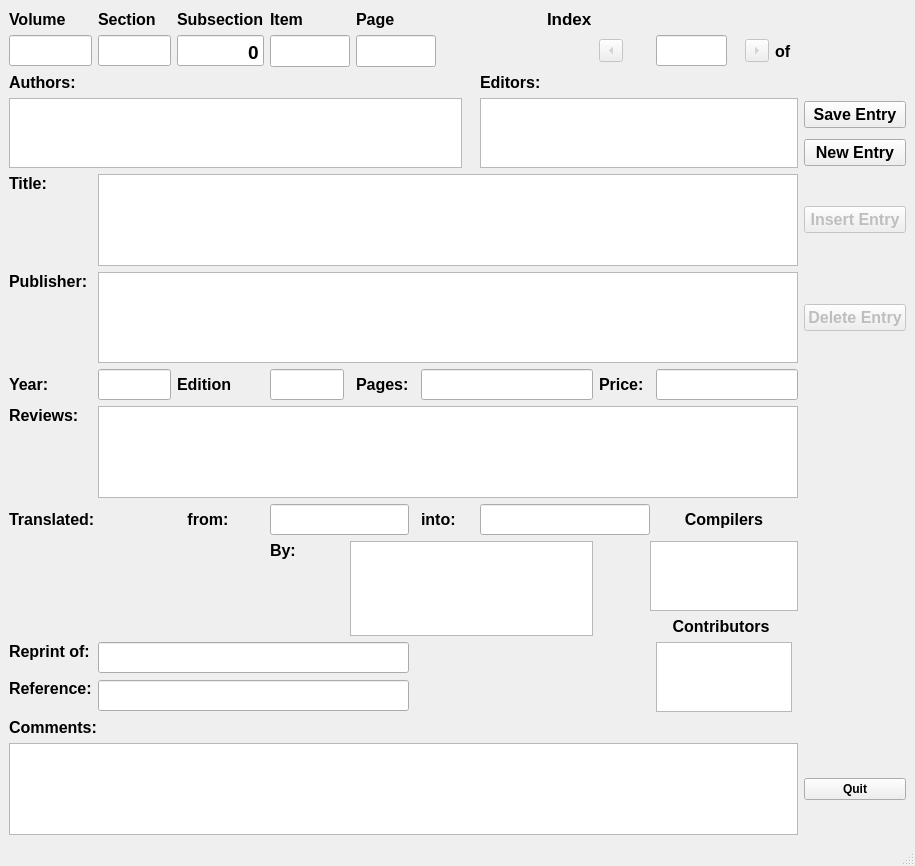
JimFowler/books, file Books20/Tools/python/aabooks/ajbbook/designer/ui_BookEntry.ui: the form before one commit.
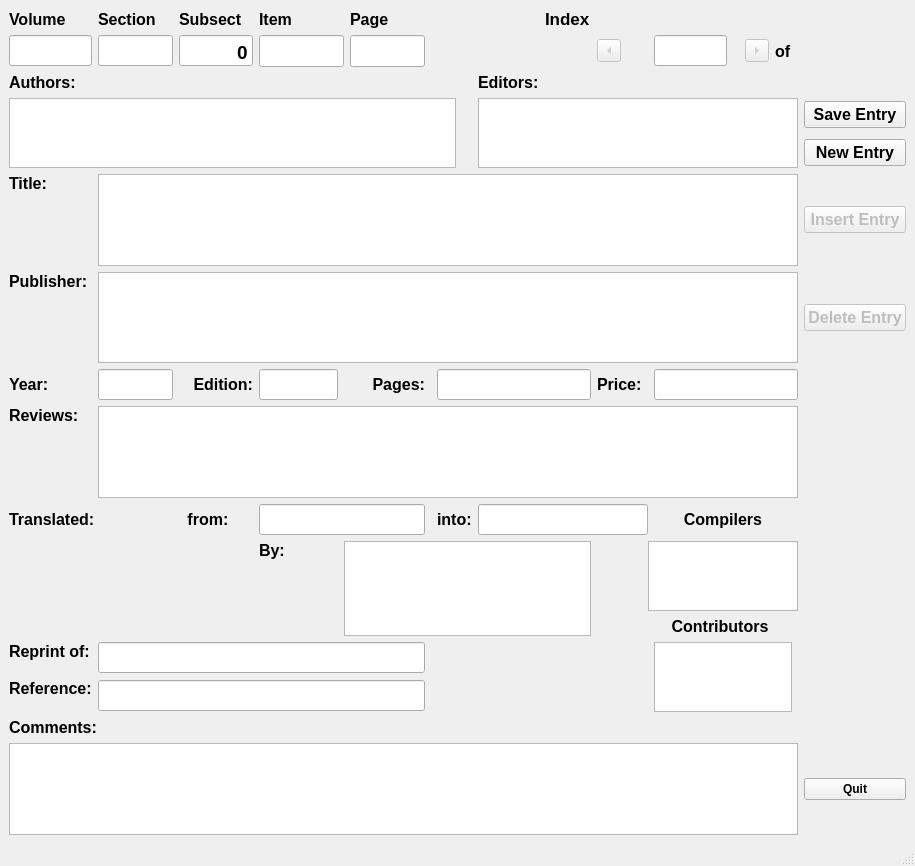
The form after the commit.

Commit message:
Changed width of itemNum
pageNum was taking up too much room. Pages are only three
number while item can be four digits

 On branch master

 Changes to be committed:
	modified:   Books20/Tools/python/aabooks/ajbbook/designer/ui_BookEntry.ui

The edit to the form file:
```diff
--- a/Books20/Tools/python/aabooks/ajbbook/designer/ui_BookEntry.ui
+++ b/Books20/Tools/python/aabooks/ajbbook/designer/ui_BookEntry.ui
@@ -71,6 +71,9 @@
       <property name="text">
        <string>Pages:</string>
       </property>
+      <property name="alignment">
+       <set>Qt::AlignRight|Qt::AlignTrailing|Qt::AlignVCenter</set>
+      </property>
      </widget>
     </item>
     <item row="15" column="16" colspan="6">
@@ -214,10 +217,10 @@
        </font>
       </property>
       <property name="text">
-       <string>Edition</string>
+       <string>Edition:</string>
       </property>
       <property name="alignment">
-       <set>Qt::AlignLeading|Qt::AlignLeft|Qt::AlignVCenter</set>
+       <set>Qt::AlignRight|Qt::AlignTrailing|Qt::AlignVCenter</set>
       </property>
      </widget>
     </item>
@@ -445,20 +448,6 @@
       </property>
      </widget>
     </item>
-    <item row="17" column="7" colspan="2">
-     <widget class="QLabel" name="intoLabel">
-      <property name="font">
-       <font>
-        <pointsize>12</pointsize>
-        <weight>75</weight>
-        <bold>true</bold>
-       </font>
-      </property>
-      <property name="text">
-       <string>into:</string>
-      </property>
-     </widget>
-    </item>
     <item row="5" column="0">
      <widget class="QLabel" name="authorLabel">
       <property name="font">
@@ -831,7 +820,7 @@
        </font>
       </property>
       <property name="text">
-       <string>Subsection</string>
+       <string>Subsect</string>
       </property>
      </widget>
     </item>
@@ -853,7 +842,7 @@
      <widget class="QLineEdit" name="itemNum">
       <property name="minimumSize">
        <size>
-        <width>0</width>
+        <width>85</width>
         <height>32</height>
        </size>
       </property>
@@ -885,7 +874,7 @@
       </property>
      </widget>
     </item>
-    <item row="3" column="5" colspan="3">
+    <item row="3" column="5">
      <widget class="QLineEdit" name="pageNum">
       <property name="minimumSize">
        <size>
@@ -906,6 +895,23 @@
       </property>
      </widget>
     </item>
+    <item row="17" column="7" colspan="5">
+     <widget class="QLabel" name="intoLabel">
+      <property name="font">
+       <font>
+        <pointsize>12</pointsize>
+        <weight>75</weight>
+        <bold>true</bold>
+       </font>
+      </property>
+      <property name="text">
+       <string>into:</string>
+      </property>
+      <property name="alignment">
+       <set>Qt::AlignLeading|Qt::AlignLeft|Qt::AlignVCenter</set>
+      </property>
+     </widget>
+    </item>
    </layout>
   </widget>
   <widget class="QMenuBar" name="menubar">
```
Left out of the diff: 55 changed lines with no effect on the pictures.
